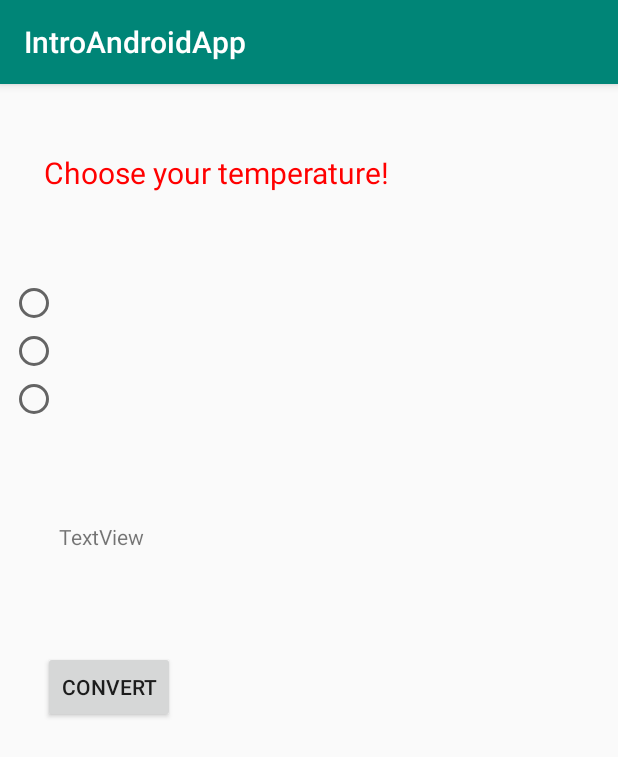
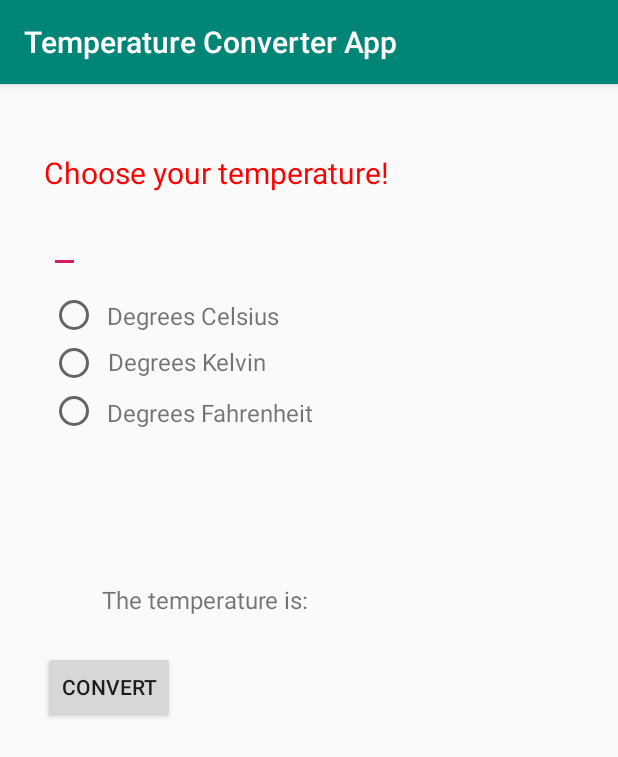
Before and after one commit to jc1989/AndroidStudioProjects, an Android app: the screen it shows after launch (MainActivity), on a phone screen of 412 x 824 dp. Shown: the top 757 px of the screen. Run offline under Robolectric (Android 15) with nearby library versions, the phone set to English and light mode, and no system bars.

Commit message:
Week3 Temp App
Week3 Temperature Converter App

```diff
--- a/IntroAndroidApp/app/src/main/java/com/example/introandroidapp/MainActivity.java
+++ b/IntroAndroidApp/app/src/main/java/com/example/introandroidapp/MainActivity.java
@@ -2,10 +2,26 @@ package com.example.introandroidapp;
 
 import androidx.appcompat.app.AppCompatActivity;
 import android.os.Bundle;
+import android.text.Editable;
+import android.view.View;
+import android.widget.EditText;
 import android.widget.RadioGroup;
 import android.widget.TextView;
+import android.widget.Toast;
 
 public class MainActivity extends AppCompatActivity implements RadioGroup.OnCheckedChangeListener{
+
+
+    public void onClick(View v){
+        EditText txtInput = (EditText) findViewById(R.id.txtInput);
+        Editable display = txtInput.getText();
+        if((display.toString()).isEmpty())
+            displayToast("Please enter a value!");
+
+        TextView lblDisplay = (TextView) findViewById(R.id.lblDisplay);
+        lblDisplay.setText(display);
+    }
+
 
     @Override
     public void onCheckedChanged(RadioGroup group, int checkedId){
@@ -31,4 +47,9 @@ public class MainActivity extends AppCompatActivity implements RadioGroup.OnChec
         RadioGroup tempGroup = (RadioGroup) findViewById(R.id.tempGroup);
             tempGroup.setOnCheckedChangeListener(this);
     }
-}
+
+
+
+private void displayToast(String message){
+    Toast.makeText(this, message, Toast.LENGTH_LONG).show();
+}}
--- a/IntroAndroidApp/app/src/main/res/layout/activity_main.xml
+++ b/IntroAndroidApp/app/src/main/res/layout/activity_main.xml
@@ -5,6 +5,8 @@
     android:layout_width="match_parent"
     android:layout_height="match_parent"
     tools:context=".MainActivity">
+
+
 
     <TextView
         android:id="@+id/tempChoose"
@@ -22,16 +24,78 @@
 
 
     <TextView
+        android:id="@+id/tempCel"
+        android:layout_width="wrap_content"
+        android:layout_height="wrap_content"
+        android:text="Degrees Celsius"
+        android:textSize="16sp"
+        app:layout_constraintBottom_toBottomOf="parent"
+        app:layout_constraintHorizontal_bias="0.239"
+        app:layout_constraintLeft_toLeftOf="parent"
+        app:layout_constraintRight_toRightOf="parent"
+        app:layout_constraintTop_toTopOf="parent"
+        app:layout_constraintVertical_bias="0.192" />
+
+    <TextView
+        android:id="@+id/tempKel"
+        android:layout_width="146dp"
+        android:layout_height="23dp"
+        android:text="Degrees Kelvin"
+        android:textSize="16sp"
+        app:layout_constraintBottom_toBottomOf="parent"
+        app:layout_constraintHorizontal_bias="0.27"
+        app:layout_constraintLeft_toLeftOf="parent"
+        app:layout_constraintRight_toRightOf="parent"
+        app:layout_constraintTop_toTopOf="parent"
+        app:layout_constraintVertical_bias="0.234" />
+
+    <TextView
+        android:id="@+id/tempFah"
+        android:layout_width="177dp"
+        android:layout_height="26dp"
+        android:text="Degrees Fahrenheit"
+        android:textSize="16sp"
+        app:layout_constraintBottom_toBottomOf="parent"
+        app:layout_constraintHorizontal_bias="0.304"
+        app:layout_constraintLeft_toLeftOf="parent"
+        app:layout_constraintRight_toRightOf="parent"
+        app:layout_constraintTop_toTopOf="parent"
+        app:layout_constraintVertical_bias="0.28" />
+
+    <TextView
         android:id="@+id/lblOutput"
         android:layout_width="wrap_content"
         android:layout_height="wrap_content"
-        android:text="TextView"
+        android:text="The temperature is: "
+        android:textSize="16sp"
         app:layout_constraintBottom_toBottomOf="parent"
-        app:layout_constraintHorizontal_bias="0.11"
+        app:layout_constraintHorizontal_bias="0.252"
         app:layout_constraintLeft_toLeftOf="parent"
         app:layout_constraintRight_toRightOf="parent"
         app:layout_constraintTop_toTopOf="parent"
-        app:layout_constraintVertical_bias="0.39" />
+        app:layout_constraintVertical_bias="0.446" />
+
+    <TextView
+        android:id="@+id/lblDisplay"
+        android:layout_width="wrap_content"
+        android:layout_height="wrap_content"
+        app:layout_constraintBottom_toBottomOf="parent"
+        app:layout_constraintHorizontal_bias="0.284"
+        app:layout_constraintLeft_toLeftOf="parent"
+        app:layout_constraintRight_toRightOf="parent"
+        app:layout_constraintTop_toTopOf="parent"
+        app:layout_constraintVertical_bias="0.446" />
+
+    <EditText
+        android:id="@+id/txtInput"
+        android:layout_width="wrap_content"
+        android:layout_height="wrap_content"
+        app:layout_constraintBottom_toBottomOf="parent"
+        app:layout_constraintHorizontal_bias="0.084"
+        app:layout_constraintLeft_toLeftOf="parent"
+        app:layout_constraintRight_toRightOf="parent"
+        app:layout_constraintTop_toTopOf="parent"
+        app:layout_constraintVertical_bias="0.112" />
 
     <Button
         android:id="@+id/btnConvert"
@@ -47,8 +111,8 @@
 
     <RadioGroup
         android:id="@+id/tempGroup"
-        android:layout_width="337dp"
-        android:layout_height="195dp"
+        android:layout_width="39dp"
+        android:layout_height="159dp"
         app:layout_constraintBottom_toBottomOf="parent"
         app:layout_constraintHorizontal_bias="0.089"
         app:layout_constraintLeft_toLeftOf="parent"
@@ -66,6 +130,7 @@
             app:layout_constraintRight_toRightOf="parent"
             app:layout_constraintTop_toTopOf="parent"
             app:layout_constraintVertical_bias="0.227" />
+
 
         <RadioButton
             android:id="@+id/btnDegK"
@@ -90,4 +155,5 @@
             app:layout_constraintVertical_bias="0.273" />
 
     </RadioGroup>
+
 </androidx.constraintlayout.widget.ConstraintLayout>
--- a/IntroAndroidApp/app/src/main/res/values/strings.xml
+++ b/IntroAndroidApp/app/src/main/res/values/strings.xml
@@ -1,5 +1,5 @@
 <resources>
-    <string name="app_name">IntroAndroidApp</string>
+    <string name="app_name">Temperature Converter App</string>
     <string name="degFah">Degrees Fahrenheit</string>
     <string name="degCel">Degrees Celsius</string>
     <string name="degKel">Degrees Kelvin</string>
```
Lines whose indentation alone changed are shown as unchanged.
